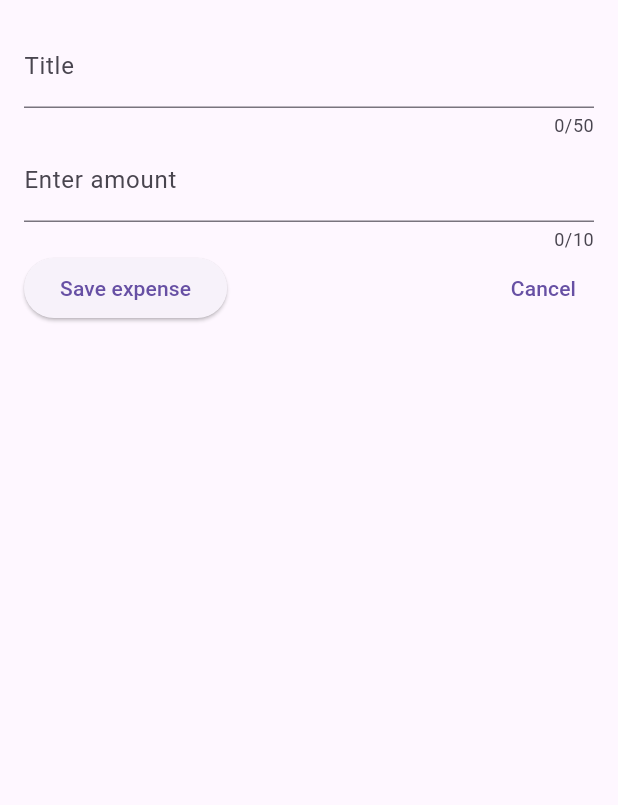
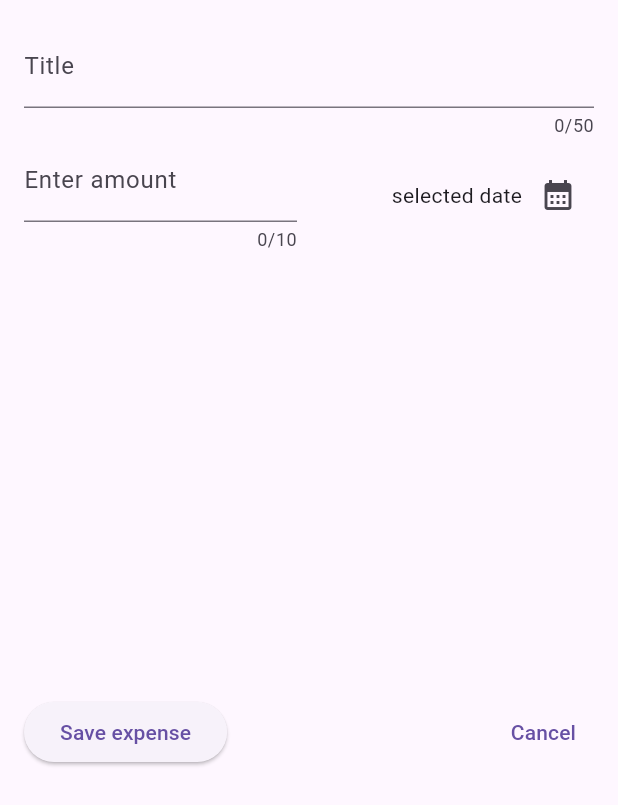
Before and after one commit to alvinwarui29/expenseTrackerFlutter, a Flutter app: the NewExpense widget shown alone on an empty page, opened directly, on a phone screen of 412 x 824 dp. Shown: the top 805 px of the screen. Run offline on Flutter 3.47's test engine with Material 2 defaults, Android fonts, the phone set to English and light mode, and no system bars.

Commit message:
add date picker

```diff
--- a/lib/widgets/new_expense.dart
+++ b/lib/widgets/new_expense.dart
@@ -1,7 +1,7 @@
 import 'package:flutter/material.dart';
 
 class NewExpense extends StatefulWidget {
-  NewExpense({super.key});
+  const NewExpense({super.key});
   @override
   State<NewExpense> createState() {
     return _NewExpenseState();
@@ -11,6 +11,16 @@ class NewExpense extends StatefulWidget {
 class _NewExpenseState extends State<NewExpense> {
   final _titleController = TextEditingController();
   final _amountController = TextEditingController();
+  void _presentDayPicker() {
+    final now = DateTime.now();
+    final firstDate = DateTime(now.year - 1, now.month, now.day);
+    showDatePicker(
+        context: context,
+        initialDate: now,
+        firstDate: firstDate,
+        lastDate: now);
+  }
+
   @override
   void dispose() {
     _titleController.dispose();
@@ -21,9 +31,8 @@ class _NewExpenseState extends State<NewExpense> {
   @override
   Widget build(BuildContext context) {
     return Padding(
-      padding: EdgeInsets.all(16),
-      child: Column(
-        children: [
+        padding: const EdgeInsets.all(16),
+        child: Column(children: [
           TextField(
             controller: _titleController,
             maxLength: 50,
@@ -32,13 +41,36 @@ class _NewExpenseState extends State<NewExpense> {
               label: Text('Title'),
             ),
           ),
-          TextField(
+          Row(
+            children: [
+              Expanded(
+                child: TextField(
                   controller: _amountController,
                   maxLength: 10,
                   keyboardType: TextInputType.number,
-            decoration: const InputDecoration(label: Text('Enter amount')),
+                  decoration:
+                      const InputDecoration(label: Text('Enter amount')),
                 ),
-          Row(
+              ),
+              const SizedBox(
+                width: 16,
+              ),
+              Expanded(
+                  child: Row(
+                mainAxisAlignment: MainAxisAlignment.end,
+                crossAxisAlignment: CrossAxisAlignment.center,
+                children: [
+                  const Text('selected date'),
+                  IconButton(
+                    onPressed: _presentDayPicker,
+                    icon: const Icon(Icons.calendar_month),
+                  )
+                ],
+              ))
+            ],
+          ),
+          Expanded(
+            child: Row(
               children: [
                 ElevatedButton(
                     onPressed: () {
@@ -53,9 +85,8 @@ class _NewExpenseState extends State<NewExpense> {
                     },
                     child: const Text('Cancel')),
               ],
+            ),
           )
-        ],
-      ),
-    );
+        ]));
   }
 }
```
Lines whose indentation alone changed are shown as unchanged.
